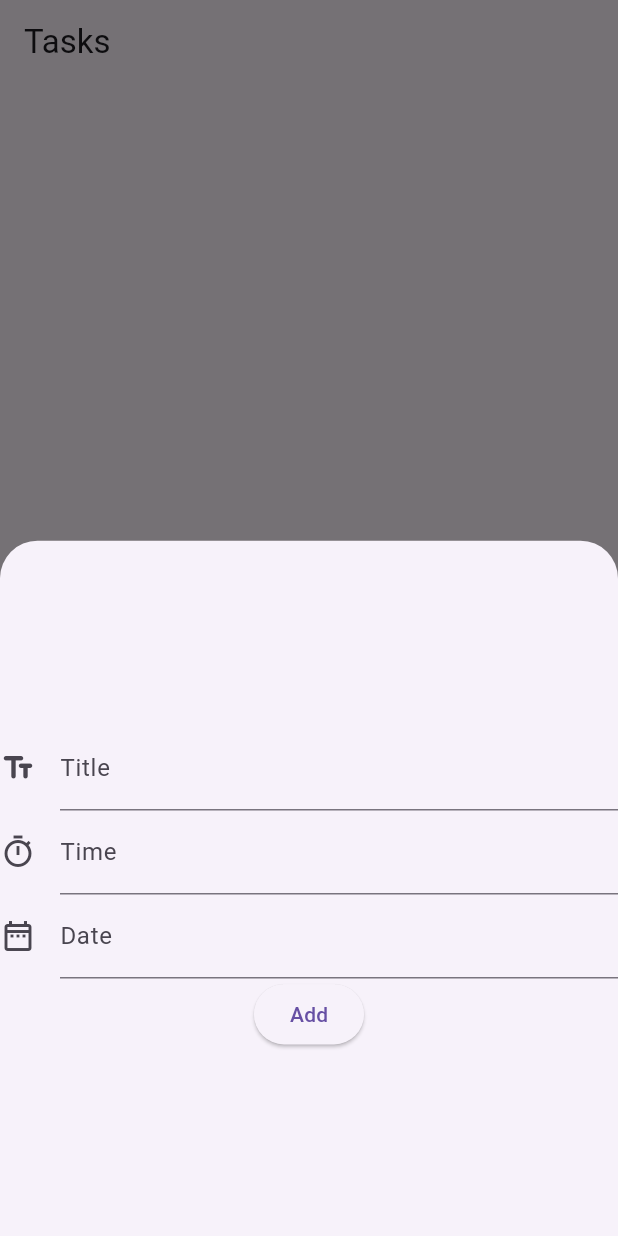
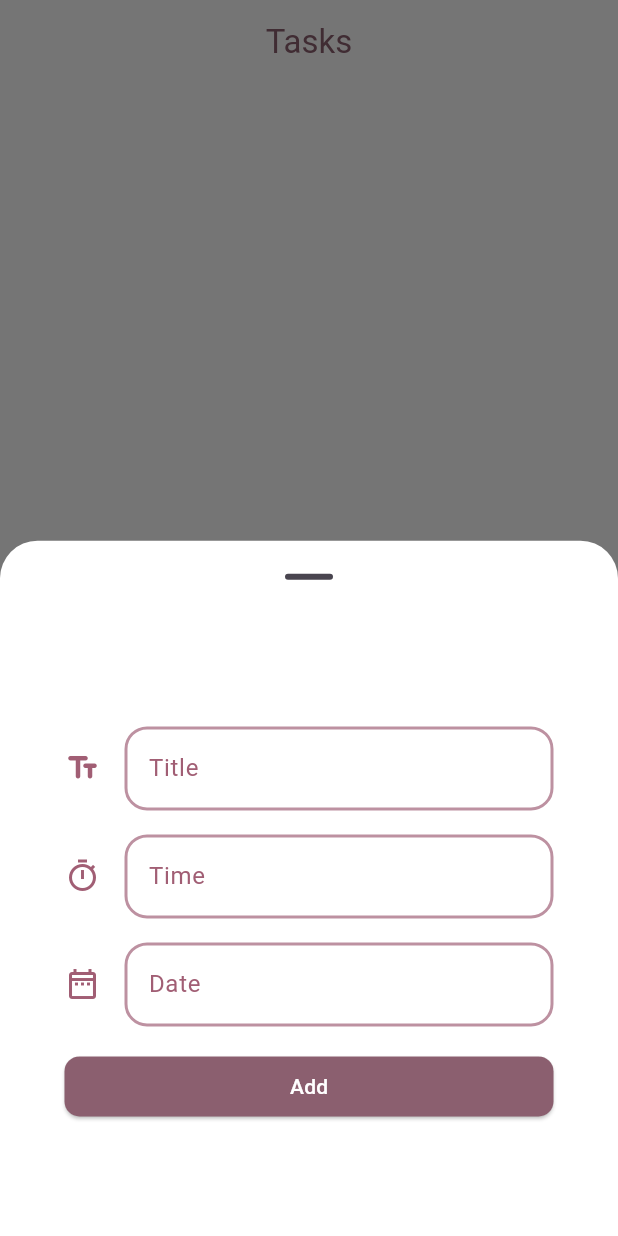
Before and after one commit to MaryamTarek03/FlutterIEEE, a Flutter app: the screen it shows after launch, after a tap on the "add" icon, on a phone screen of 412 x 824 dp. Run offline on Flutter 3.47's test engine with Material 3 defaults, Android fonts, the phone set to English and light mode, and no system bars; our stand-ins replace conditional_builder_null_safety, device_preview, flutter_bloc, flutter_slidable, font_awesome_flutter, google_fonts and 1 more; accounts and stored records are empty.

Commit message:
ToDo UI Update

```diff
--- a/lib/Screens/ToDo/logic/cubit/to_do_cubit.dart
+++ b/lib/Screens/ToDo/logic/cubit/to_do_cubit.dart
@@ -44,20 +44,15 @@ class ToDoCubit extends Cubit<ToDoState> {
         db.execute('''
         CREATE TABLE tasks(ID INTEGER PRIMARY KEY, title TEXT, date TEXT, time TEXT, status TEXT)
         ''').then(
-            (value) {
-          print('table created');
-        });
+            (value) {});
       },
       onOpen: (db) {
-        print('open database');
         getRecordsFromDB();
       },
     ).then((value) {
       database = value;
       getRecordsFromDB();
-    }).catchError((error) {
-      print(error.toString());
-    });
+    }).catchError((error) {});
   }
 
   void getRecordsFromDB() async {
@@ -82,9 +77,7 @@ class ToDoCubit extends Cubit<ToDoState> {
       }
       emit(GetRecordsState());
       //print(value);
-    }).catchError((error) {
-      print(error.toString());
-    });
+    }).catchError((error) {});
   }
 
   void insertDB({
@@ -100,10 +93,7 @@ class ToDoCubit extends Cubit<ToDoState> {
       // this value is the ID to this insertedRow
       emit(InsertState());
       getRecordsFromDB();
-      print('insert success : $value');
-    }).catchError((error) {
-      print(error.toString());
-    });
+    }).catchError((error) {});
   }
 
   void updateDB({
@@ -126,7 +116,6 @@ class ToDoCubit extends Cubit<ToDoState> {
       'DELETE FROM tasks WHERE id=?',
       [id],
     ).then((value) {
-      print('deleted successfully');
       emit(DeleteState());
       getRecordsFromDB();
     });
--- /dev/null
+++ b/lib/Screens/ToDo/presentation/Theme/colors.dart
@@ -0,0 +1,9 @@
+import 'package:flutter/material.dart';
+
+abstract class ToDoColors {
+  static Color primary = const Color.fromARGB(255, 161, 94, 116);
+  static Color primaryLight = Color.fromARGB(255, 139, 95, 111);
+  static Color primaryVeryLight = Color.fromARGB(255, 189, 145, 161);
+  static Color light = Colors.white;
+  static Color archive = const Color.fromARGB(255, 65, 155, 68);
+}
--- a/lib/Screens/ToDo/presentation/screens/new_task.dart
+++ b/lib/Screens/ToDo/presentation/screens/new_task.dart
@@ -1,7 +1,6 @@
 import 'package:flutter/material.dart';
 import 'package:flutter_bloc/flutter_bloc.dart';
 import 'package:flutterieee/Screens/ToDo/logic/cubit/to_do_cubit.dart';
-import 'package:flutterieee/Screens/ToDo/presentation/widgets/task.dart';
 import 'package:flutterieee/Screens/ToDo/presentation/widgets/tasks_builder.dart';
 
 class NewTasks extends StatelessWidget {
--- a/lib/Screens/ToDo/presentation/screens/todo_home.dart
+++ b/lib/Screens/ToDo/presentation/screens/todo_home.dart
@@ -1,9 +1,11 @@
 import "package:flutter/material.dart";
 import "package:flutter_bloc/flutter_bloc.dart";
 import "package:flutterieee/Screens/ToDo/logic/cubit/to_do_cubit.dart";
+import "package:flutterieee/Screens/ToDo/presentation/Theme/colors.dart";
 import "package:flutterieee/Screens/ToDo/presentation/widgets/text_field.dart";
 import "package:intl/intl.dart";
 
+// ignore: must_be_immutable
 class ToDoHome extends StatelessWidget {
   ToDoHome({super.key});
 
@@ -21,15 +23,31 @@ class ToDoHome extends StatelessWidget {
         builder: (context, state) {
           var cubit = ToDoCubit.get(context);
           return Scaffold(
+            backgroundColor: ToDoColors.light,
             appBar: AppBar(
               title: Text(cubit.titles[cubit.currentIndex]),
+              centerTitle: true,
+              backgroundColor: ToDoColors.light,
+              foregroundColor: ToDoColors.primaryLight,
+              surfaceTintColor: Colors.white,
             ),
-            body: cubit.screens[cubit.currentIndex],
-            floatingActionButton: FloatingActionButton(
+            body: Padding(
+              padding: const EdgeInsets.all(30.0),
+              child: cubit.screens[cubit.currentIndex],
+            ),
+            floatingActionButton: Padding(
+              padding: const EdgeInsets.all(20.0),
+              child: FloatingActionButton(
+                shape: const CircleBorder(),
+                backgroundColor: ToDoColors.primaryLight,
+                foregroundColor: ToDoColors.light,
+                elevation: 3,
                 onPressed: () {
                   showModalBottomSheet(
                     context: context,
                     elevation: 20,
+                    backgroundColor: ToDoColors.light,
+                    showDragHandle: true,
                     shape: const RoundedRectangleBorder(
                       borderRadius: BorderRadius.vertical(
                         top: Radius.circular(25),
@@ -38,6 +56,8 @@ class ToDoHome extends StatelessWidget {
                     builder: (context) => Center(
                       child: Form(
                         key: formKey,
+                        child: Padding(
+                          padding: const EdgeInsets.all(35.0),
                           child: Column(
                             mainAxisAlignment: MainAxisAlignment.center,
                             children: [
@@ -86,7 +106,11 @@ class ToDoHome extends StatelessWidget {
                                   );
                                 },
                               ),
-                          ElevatedButton(
+                              SizedBox(
+                                width: double.infinity,
+                                child: Padding(
+                                  padding: const EdgeInsets.all(8.0),
+                                  child: ElevatedButton(
                                     onPressed: () {
                                       if (formKey.currentState!.validate()) {
                                         Navigator.pop(context);
@@ -100,9 +124,25 @@ class ToDoHome extends StatelessWidget {
                                         textController.text = '';
                                       }
                                     },
-                            child: Text('Add'),
+                                    style: ButtonStyle(
+                                      shape: MaterialStatePropertyAll(
+                                        RoundedRectangleBorder(
+                                          borderRadius:
+                                              BorderRadius.circular(10),
+                                        ),
+                                      ),
+                                      backgroundColor: MaterialStatePropertyAll(
+                                        ToDoColors.primaryLight,
+                                      ),
+                                      foregroundColor: MaterialStatePropertyAll(
+                                          ToDoColors.light),
+                                    ),
+                                    child: const Text('Add'),
+                                  ),
+                                ),
                               )
                             ],
+                          ),
                         ),
                       ),
                     ),
@@ -110,8 +150,12 @@ class ToDoHome extends StatelessWidget {
                 },
                 child: const Icon(Icons.add),
               ),
+            ),
             bottomNavigationBar: BottomNavigationBar(
-              currentIndex: cubit.currentIndex, // cubit.currentIndex
+              currentIndex: cubit.currentIndex,
+              backgroundColor: ToDoColors.light,
+              selectedItemColor: ToDoColors.primary,
+              elevation: 0,
               onTap: (index) {
                 cubit.changeCurrentIndex(index);
               },
--- a/lib/Screens/ToDo/presentation/widgets/tasks_builder.dart
+++ b/lib/Screens/ToDo/presentation/widgets/tasks_builder.dart
@@ -1,7 +1,9 @@
 import 'package:conditional_builder_null_safety/conditional_builder_null_safety.dart';
 import 'package:flutter/material.dart';
 import 'package:flutterieee/Screens/ToDo/logic/cubit/to_do_cubit.dart';
+import 'package:flutterieee/Screens/ToDo/presentation/Theme/colors.dart';
 import 'package:flutterieee/Screens/ToDo/presentation/widgets/task.dart';
+import 'package:google_fonts/google_fonts.dart';
 
 class TaskBuilder extends StatelessWidget {
   const TaskBuilder({super.key, required this.tasks});
@@ -13,8 +15,15 @@ class TaskBuilder extends StatelessWidget {
     var cubit = ToDoCubit.get(context);
     return ConditionalBuilder(
       condition: tasks.isNotEmpty,
-      fallback: (context) => const Center(
-        child: Text('There are no tasks'),
+      fallback: (context) => Center(
+        child: Text(
+          'There are no tasks in here',
+          textAlign: TextAlign.center,
+          style: GoogleFonts.notoSansOriya(
+            fontSize: 30,
+            color: Colors.blueGrey[300],
+          ),
+        ),
       ),
       builder: (context) => ListView.builder(
         itemCount: tasks.length,
--- a/lib/Screens/ToDo/presentation/widgets/text_field.dart
+++ b/lib/Screens/ToDo/presentation/widgets/text_field.dart
@@ -1,7 +1,8 @@
 import 'package:flutter/material.dart';
+import 'package:flutterieee/Screens/ToDo/presentation/Theme/colors.dart';
 
 class MyField extends StatelessWidget {
-  MyField({
+  const MyField({
     super.key,
     required this.controller,
     required this.inputType,
@@ -18,7 +19,9 @@ class MyField extends StatelessWidget {
 
   @override
   Widget build(BuildContext context) {
-    return TextFormField(
+    return Padding(
+      padding: const EdgeInsets.all(8.0),
+      child: TextFormField(
         onTap: onTap,
         controller: controller,
         validator: (String? value) {
@@ -29,7 +32,26 @@ class MyField extends StatelessWidget {
         },
         decoration: InputDecoration(
           labelText: label,
+          labelStyle: TextStyle(
+            color: ToDoColors.primary,
+          ),
           icon: Icon(icon),
+          iconColor: ToDoColors.primary,
+          enabledBorder: OutlineInputBorder(
+            borderRadius: BorderRadius.circular(15),
+            borderSide: BorderSide(
+              color: ToDoColors.primaryVeryLight,
+              width: 2,
+            ),
+          ),
+          focusedBorder: OutlineInputBorder(
+            borderRadius: BorderRadius.circular(15),
+            borderSide: BorderSide(
+              color: ToDoColors.primary,
+              width: 3,
+            ),
+          ),
+        ),
       ),
     );
   }
--- a/lib/main.dart
+++ b/lib/main.dart
@@ -16,7 +16,11 @@ class MyApp extends StatelessWidget {
   Widget build(BuildContext context) {
     return MaterialApp(
       title: 'Flutter IEEE',
-      theme: ThemeData(),
+      theme: ThemeData(
+        bottomSheetTheme: const BottomSheetThemeData(
+          surfaceTintColor: Colors.white,
+        ),
+      ),
       home: ToDoHome(),
       debugShowCheckedModeBanner: false,
     );
```
Also changed, not shown: lib/Screens/ToDo/presentation/widgets/show_task.dart (added, +45 -0 lines), lib/Screens/ToDo/presentation/widgets/task.dart (+71 -13 lines), assets/Pictures/empty_notebook_pink_bgremoved.png (added). Lines whose indentation alone changed are shown as unchanged.
